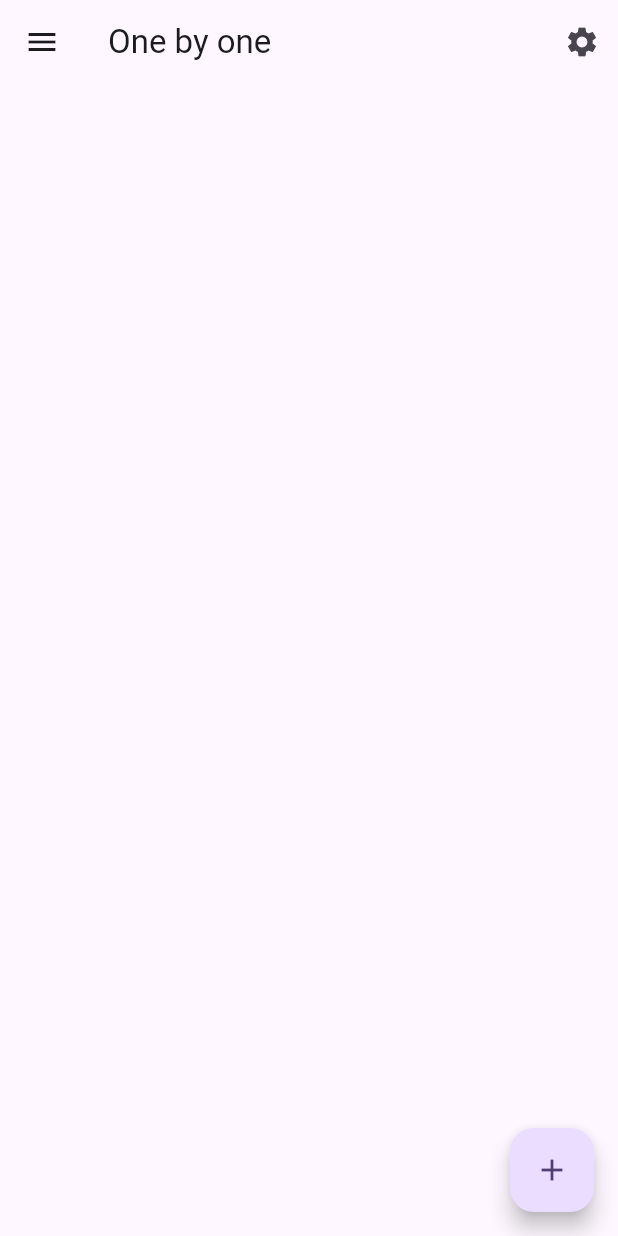
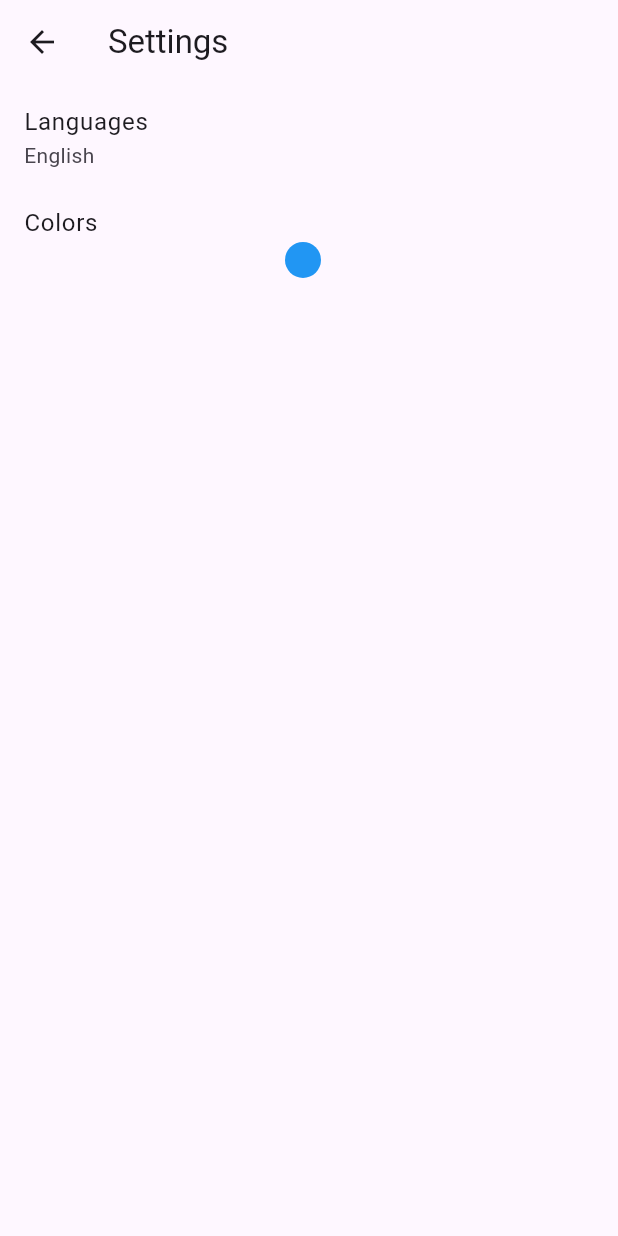
Before and after one commit to hiro259/one_by_one, a Flutter app: the screen it shows after launch, after a tap on the "settings" icon, on a phone screen of 412 x 824 dp. Run offline on Flutter 3.47's test engine with Material 3 defaults, Android fonts, the phone set to English and light mode, and no system bars; generated files the repository leaves out were written again.

Commit message:
言語切り替えの実装途中

```diff
--- /dev/null
+++ b/lib/l10n/lntl_en.arb
@@ -0,0 +1,11 @@
+{
+  "taskTitle": "Title",
+  "description": "description",
+  "taskEdit": "Task Edit",
+  "taskNew": "New Task",
+  "delete": "Delete Task",
+  "save": "Save Task",
+  "Languages": "Languages",
+  "Colors": "Colors"
+
+}
--- /dev/null
+++ b/lib/l10n/lntl_ja.arb
@@ -0,0 +1,10 @@
+{
+  "taskTitle": "タイトル",
+  "description": "詳細",
+  "taskEdit": "編集",
+  "taskNew": "新規",
+  "delete": "削除",
+  "save": "保存",
+  "Languages": "言語設定",
+  "Colors": "色設定"
+}
--- a/lib/main.dart
+++ b/lib/main.dart
@@ -1,4 +1,6 @@
 import 'package:flutter/material.dart';
+import 'package:flutter_localizations/flutter_localizations.dart';
+import 'l10n/app_localizations.dart';
 
 void main() {
   runApp(const OneByOneApp());
@@ -18,6 +20,12 @@
         useMaterial3: true,
         colorScheme: ColorScheme.fromSeed(seedColor: Colors.deepPurple),
       ),
+      localizationsDelegates: [
+        GlobalMaterialLocalizations.delegate,
+        GlobalWidgetsLocalizations.delegate,
+        GlobalCupertinoLocalizations.delegate,
+      ],
+      supportedLocales: [const Locale('en', ''), const Locale('ja', '')],
       home: const OneByOneHomePage(),
     );
   }
@@ -73,6 +81,9 @@
             icon: const Icon(Icons.settings),
             onPressed: () {
               // 設定画面へ遷移
+              Navigator.of(
+                context,
+              ).push(MaterialPageRoute(builder: (_) => const SettingsScreen()));
             },
           ),
         ],
@@ -436,14 +447,134 @@
   void markAllAsComplete() {
     for (var task in _tasks) {
       task.isCompleted = true;
-      print('marks complete');
     }
   }
 
   void markAllAsIncomplete() {
     for (var task in _tasks) {
       task.isCompleted = false;
-      print('marks iscomplete');
     }
   }
 }
+
+// 1. SettingsScreenをStatefulWidgetに変更し、言語・色の選択を管理
+class SettingsScreen extends StatefulWidget {
+  const SettingsScreen({Key? key}) : super(key: key);
+
+  @override
+  State<SettingsScreen> createState() => _SettingsScreenState();
+}
+
+class _SettingsScreenState extends State<SettingsScreen> {
+  // 簡易的に英語・日本語のみ
+  String _selectedLanguage = 'English';
+  // 選択した色（MaterialColorやColorなど）
+  Color _selectedColor = Colors.blue;
+
+  @override
+  Widget build(BuildContext context) {
+    return Scaffold(
+      appBar: AppBar(title: const Text('Settings')),
+      body: ListView(
+        children: [
+          // Languages
+          ListTile(
+            title: const Text('Languages'),
+            subtitle: Text(_selectedLanguage),
+            onTap: () {
+              // 言語選択のダイアログを表示
+              showDialog(
+                context: context,
+                builder: (context) {
+                  return AlertDialog(
+                    title: const Text('Choose Language'),
+                    content: Column(
+                      mainAxisSize: MainAxisSize.min,
+                      children: [
+                        RadioListTile<String>(
+                          title: const Text('English'),
+                          value: 'English',
+                          groupValue: _selectedLanguage,
+                          onChanged: (value) {
+                            setState(() {
+                              _selectedLanguage = value ?? 'English';
+                            });
+                            Navigator.of(context).pop();
+                          },
+                        ),
+                        RadioListTile<String>(
+                          title: const Text('Japanese'),
+                          value: 'Japanese',
+                          groupValue: _selectedLanguage,
+                          onChanged: (value) {
+                            setState(() {
+                              _selectedLanguage = value ?? 'English';
+                            });
+                            Navigator.of(context).pop();
+                          },
+                        ),
+                      ],
+                    ),
+                  );
+                },
+              );
+            },
+          ),
+
+          // Colors
+          ListTile(
+            title: const Text('Colors'),
+            subtitle: Container(
+              width: 24,
+              height: 24,
+              decoration: BoxDecoration(
+                color: _selectedColor,
+                shape: BoxShape.circle,
+              ),
+            ),
+            onTap: () {
+              // 色選択のBottom Sheetを表示
+              showModalBottomSheet(
+                context: context,
+                builder: (context) {
+                  return SizedBox(
+                    height: MediaQuery.of(context).size.height * 0.4,
+                    child: GridView.count(
+                      crossAxisCount: 4,
+                      children: [
+                        _colorOption(Colors.blue),
+                        _colorOption(Colors.red),
+                        _colorOption(Colors.green),
+                        _colorOption(Colors.orange),
+                        _colorOption(Colors.purple),
+                        _colorOption(Colors.brown),
+                        _colorOption(Colors.teal),
+                        _colorOption(Colors.pink),
+                      ],
+                    ),
+                  );
+                },
+              );
+            },
+          ),
+        ],
+      ),
+    );
+  }
+
+  // カラー選択用のヘルパーメソッド
+  Widget _colorOption(Color color) {
+    return InkWell(
+      onTap: () {
+        setState(() {
+          _selectedColor = color;
+        });
+        Navigator.of(context).pop();
+      },
+      child: Container(
+        margin: const EdgeInsets.all(8),
+        decoration: BoxDecoration(color: color, shape: BoxShape.circle),
+      ),
+    );
+  }
+}
```
Also changed, not shown: pubspec.yaml (+5 -66 lines), pubspec.lock, 2 other files.
